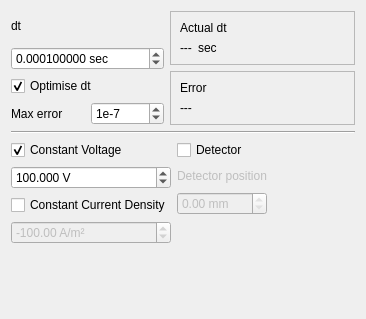
Qt form src/inputparameters.ui (hobrasoft/simul6) before a commit.
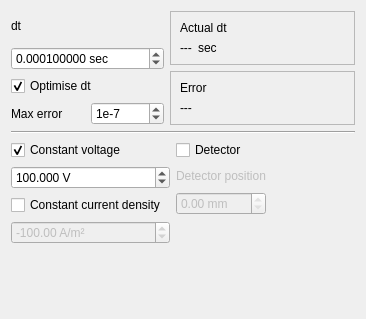
The same form after that commit.

Commit message: Fixed range for manual scale

```diff
--- a/src/inputparameters.ui
+++ b/src/inputparameters.ui
@@ -168,14 +168,14 @@
         <bool>true</bool>
        </property>
        <property name="text">
-        <string>Constant Current Density</string>
+        <string>Constant current density</string>
        </property>
       </widget>
      </item>
      <item row="0" column="0">
       <widget class="QCheckBox" name="f_constant_voltage">
        <property name="text">
-        <string>Constant Voltage</string>
+        <string>Constant voltage</string>
        </property>
        <property name="checked">
         <bool>true</bool>
```
The commit also changes 1 other file.
